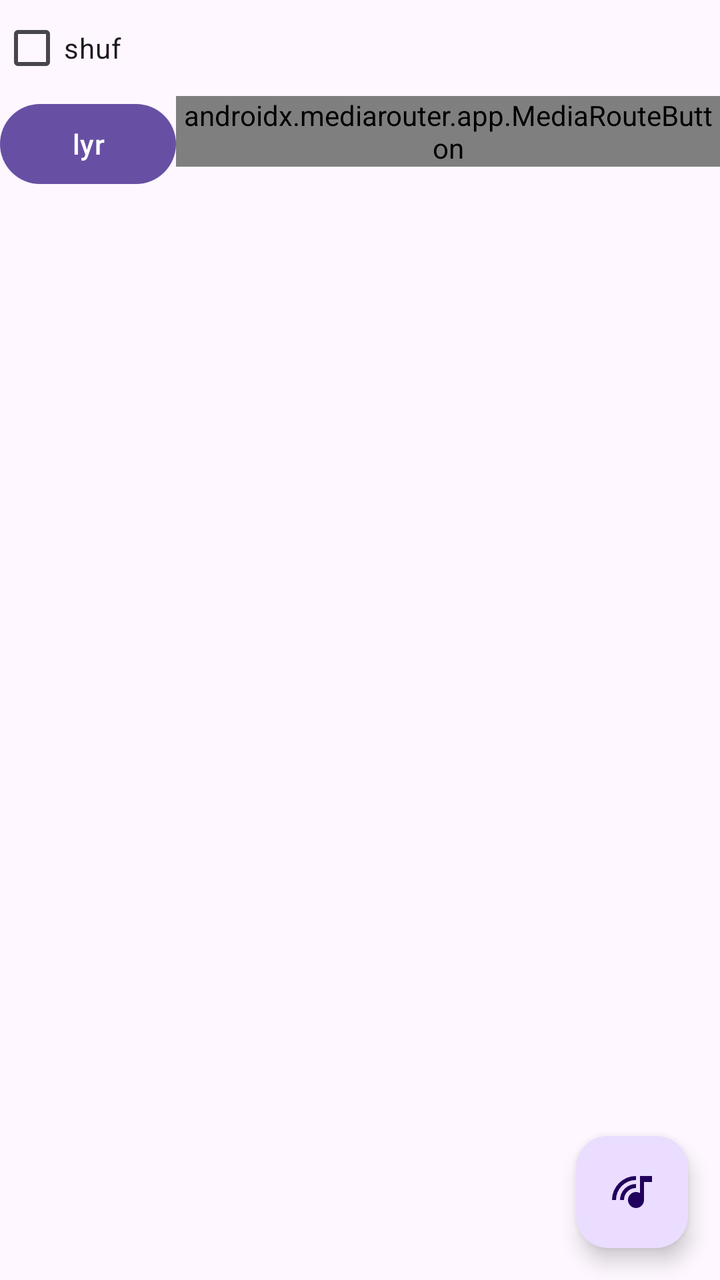
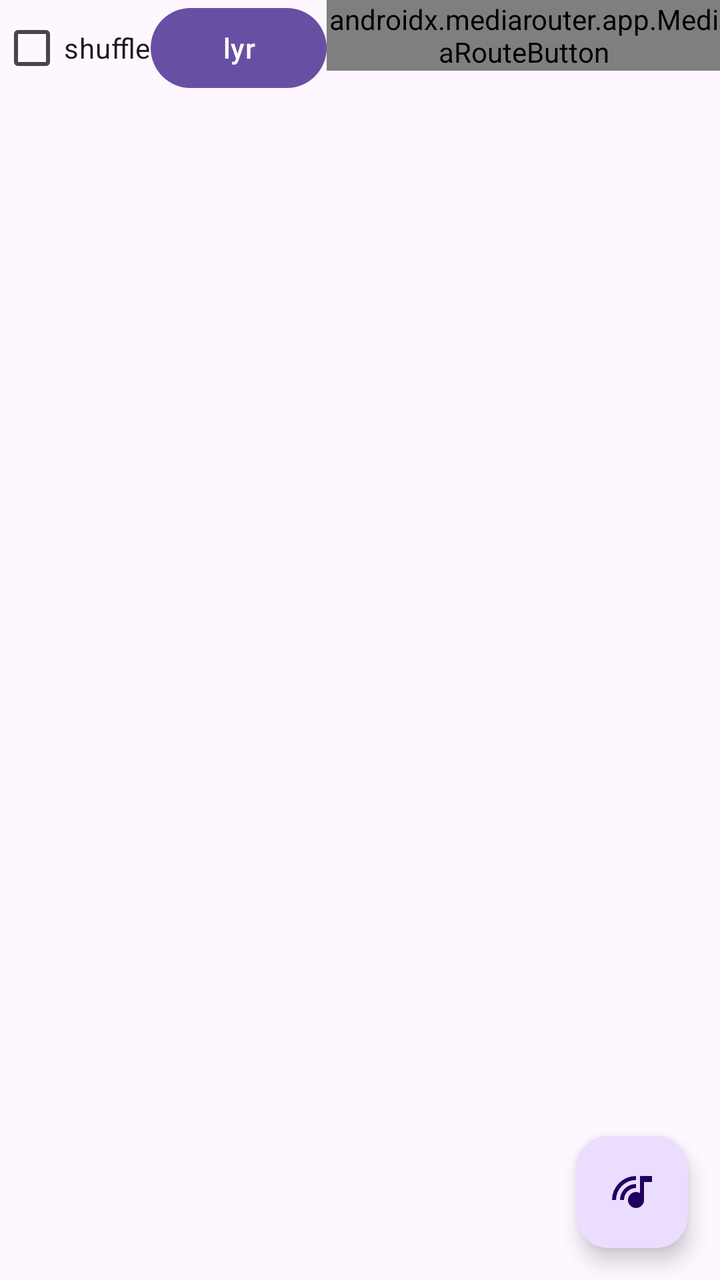

The first picture is an Android layout as it rendered before a commit; the second is the same layout after the commit. The layout source and the unified diff follow.
<!-- AndroidManifest.xml: activity theme Theme.Tunz -->
<!-- res/layout/activity_main.xml -->
<?xml version="1.0" encoding="utf-8"?>
<androidx.coordinatorlayout.widget.CoordinatorLayout xmlns:android="http://schemas.android.com/apk/res/android"
    xmlns:app="http://schemas.android.com/apk/res-auto"
    xmlns:tools="http://schemas.android.com/tools"
    android:layout_width="match_parent"
    android:layout_height="match_parent"
    android:fitsSystemWindows="true"
    tools:context=".MainActivity">

    <LinearLayout
        android:id="@+id/lo_const"
        android:layout_width="match_parent"
        android:layout_height="match_parent"
        android:orientation="vertical"
        app:layout_behavior="@string/appbar_scrolling_view_behavior">

        <LinearLayout
            android:id="@+id/lo_lin"
            android:layout_width="match_parent"
            android:layout_height="wrap_content"
            android:orientation="horizontal">

            <CheckBox
                android:id="@+id/cb_shuf"
                android:layout_width="wrap_content"
                android:layout_height="wrap_content"
                android:layout_weight="1"
                android:text="shuf" />


        </LinearLayout>

        <LinearLayout
            android:layout_width="match_parent"
            android:layout_height="wrap_content"
            android:orientation="horizontal">

            <Button
                android:id="@+id/btn_lyr"
                android:layout_width="wrap_content"
                android:layout_height="wrap_content"
                android:text="lyr" />

            <androidx.mediarouter.app.MediaRouteButton
                android:id="@+id/btn_cast"
                android:layout_width="wrap_content"
                android:layout_height="wrap_content" />

            <TextView
                android:id="@+id/tv_count"
                android:layout_width="wrap_content"
                android:layout_height="wrap_content"
                android:layout_gravity="center_vertical"
                android:paddingStart="8dp" />

        </LinearLayout>

        <ScrollView
            android:layout_width="match_parent"
            android:layout_height="0dp"
            android:layout_weight="1"
            android:layout_marginStart="16dp">

            <HorizontalScrollView
                android:layout_width="match_parent"
                android:layout_height="wrap_content">

                <TableLayout
                    android:id="@+id/lo_tbl"
                    android:layout_width="match_parent"
                    android:layout_height="wrap_content">

                    <TableRow
                        android:layout_width="match_parent"
                        android:layout_height="match_parent" />

                    <TableRow
                        android:layout_width="match_parent"
                        android:layout_height="match_parent" />

                </TableLayout>

            </HorizontalScrollView>
        </ScrollView>

        <ImageView
            android:id="@+id/iv_art"
            android:layout_width="match_parent"
            android:layout_height="0dp"
            android:layout_weight="1"
            android:scaleType="centerCrop"
            android:visibility="gone" />

    </LinearLayout>

        <com.google.android.material.floatingactionbutton.FloatingActionButton
        android:id="@+id/fab"
        android:layout_width="wrap_content"
        android:layout_height="wrap_content"
        android:layout_gravity="bottom|end"
        android:layout_marginEnd="@dimen/fab_margin"
        android:layout_marginBottom="16dp"
        android:contentDescription="@string/playpause"
        android:src="@drawable/outline_music_cast_24" />

</androidx.coordinatorlayout.widget.CoordinatorLayout>
<!-- resources referenced by this layout -->
<resources>
  <dimen name="fab_margin">16dp</dimen>
  <!-- drawable outline_music_cast_24 (drawable) -->
  <vector xmlns:android="http://schemas.android.com/apk/res/android" android:height="24dp" android:tint="#2A2B78" android:viewportHeight="960" android:viewportWidth="960" android:width="24dp">
        
      <path android:fillColor="@android:color/white" android:pathData="M447,753Q400,706 400,640Q400,574 447,527Q494,480 560,480Q583,480 602.5,485.5Q622,491 640,502L640,160L880,160L880,280L720,280L720,640Q720,706 673,753Q626,800 560,800Q494,800 447,753ZM80,640Q80,541 118,453.5Q156,366 221,301Q286,236 373.5,198Q461,160 560,160L560,240Q478,240 405,271.5Q332,303 277.5,357.5Q223,412 191.5,484.5Q160,557 160,640L80,640ZM240,640Q240,574 265.5,515.5Q291,457 334.5,413.5Q378,370 436,345Q494,320 560,320L560,400Q460,400 390,470Q320,540 320,640L240,640Z"/>
      
  </vector>
  <string name="playpause">play/pause"&gt;</string>
  <style name="Theme.Tunz" parent="Base.Theme.Tunz" />
  <style name="Base.Theme.Tunz" parent="Theme.Material3.DayNight.NoActionBar">
          
          
      </style>
</resources>

<!-- the commit's change to res/layout/activity_main.xml (unified diff, before → after) -->
@@ -15,7 +15,18 @@
         app:layout_behavior="@string/appbar_scrolling_view_behavior">
 
         <LinearLayout
-            android:id="@+id/lo_lin"
+            android:id="@+id/lo_lin1"
+            android:layout_width="match_parent"
+            android:layout_height="wrap_content"
+            android:orientation="horizontal" />
+
+        <LinearLayout
+            android:id="@+id/lo_lin2"
+            android:layout_width="match_parent"
+            android:layout_height="wrap_content"
+            android:orientation="horizontal" />
+
+        <LinearLayout
             android:layout_width="match_parent"
             android:layout_height="wrap_content"
             android:orientation="horizontal">
@@ -24,16 +35,7 @@
                 android:id="@+id/cb_shuf"
                 android:layout_width="wrap_content"
                 android:layout_height="wrap_content"
-                android:layout_weight="1"
-                android:text="shuf" />
-
-
-        </LinearLayout>
-
-        <LinearLayout
-            android:layout_width="match_parent"
-            android:layout_height="wrap_content"
-            android:orientation="horizontal">
+                android:text="shuffle" />
 
             <Button
                 android:id="@+id/btn_lyr"
@@ -52,6 +54,36 @@
                 android:layout_height="wrap_content"
                 android:layout_gravity="center_vertical"
                 android:paddingStart="8dp" />
+
+        </LinearLayout>
+
+        <LinearLayout
+            android:id="@+id/sv_rate"
+            android:layout_width="match_parent"
+            android:layout_height="wrap_content"
+            android:background="#CC000000"
+            android:orientation="vertical"
+            android:visibility="gone">
+
+            <LinearLayout
+                android:id="@+id/lo_rate1"
+                android:layout_width="match_parent"
+                android:layout_height="wrap_content"
+                android:gravity="start"
+                android:orientation="horizontal"
+                android:paddingStart="12dp"
+                android:paddingTop="8dp"
+                android:paddingEnd="12dp" />
+
+            <LinearLayout
+                android:id="@+id/lo_rate2"
+                android:layout_width="match_parent"
+                android:layout_height="wrap_content"
+                android:gravity="start"
+                android:orientation="horizontal"
+                android:paddingStart="12dp"
+                android:paddingEnd="12dp"
+                android:paddingBottom="8dp" />
 
         </LinearLayout>
 
